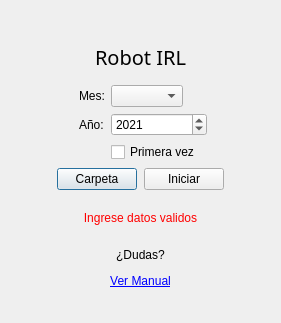
Qt form interfaz.ui (JuanDLCH/IRL-Python) before a commit.
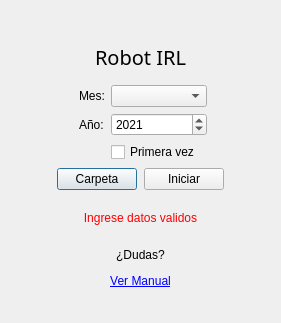
The same form after that commit.

Patch:
```diff
--- a/interfaz.ui
+++ b/interfaz.ui
@@ -76,6 +76,18 @@
           <verstretch>0</verstretch>
          </sizepolicy>
         </property>
+        <property name="minimumSize">
+         <size>
+          <width>15</width>
+          <height>0</height>
+         </size>
+        </property>
+        <property name="maximumSize">
+         <size>
+          <width>96</width>
+          <height>16777215</height>
+         </size>
+        </property>
        </widget>
       </item>
       <item row="1" column="0">
```
